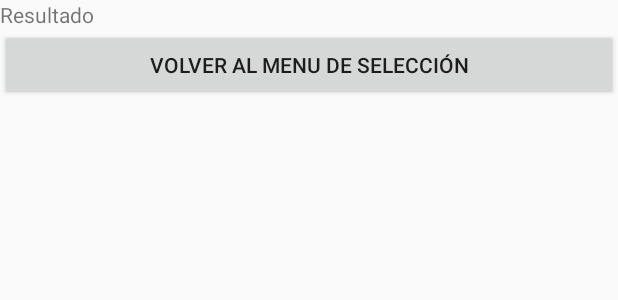
After one commit to cristoferss/GeoCalculadora, an Android app: the layout activity_resultados_triangulos.xml on its own in the app's theme, with its tools: preview values and no code run, on a phone screen of 412 x 824 dp. The commit adds this screen. Shown: the top 300 px of the screen. Run offline under Robolectric (Android 15) with nearby library versions, the phone set to English and light mode, and no system bars.

Commit message:
Se agregan formularios y traspaso de variables TriangulosResultado

```diff
--- a/app/src/main/res/layout/activity_cuadrado.xml
+++ b/app/src/main/res/layout/activity_cuadrado.xml
@@ -52,9 +52,11 @@
         android:layout_width="match_parent"
         android:layout_height="wrap_content"
         android:text="@string/TextViewResultado" />
+
     <Button
         android:id="@+id/btnVolver"
         android:layout_width="match_parent"
         android:layout_height="wrap_content"
         android:text="@string/ButtonVolver" />
+
 </LinearLayout>
--- /dev/null
+++ b/app/src/main/res/layout/activity_resultados_triangulos.xml
@@ -0,0 +1,25 @@
+<?xml version="1.0" encoding="utf-8"?>
+<LinearLayout
+    xmlns:android="http://schemas.android.com/apk/res/android"
+    xmlns:app="http://schemas.android.com/apk/res-auto"
+    xmlns:tools="http://schemas.android.com/tools"
+    android:layout_width="match_parent"
+    android:layout_height="match_parent"
+    android:orientation="vertical"
+    tools:context=".ResultadosTriangulos">
+
+
+
+    <TextView
+        android:id="@+id/textViewResultado"
+        android:layout_width="match_parent"
+        android:layout_height="wrap_content"
+        android:text="@string/TextViewResultado" />
+
+    <Button
+        android:id="@+id/btnVolver"
+        android:layout_width="match_parent"
+        android:layout_height="wrap_content"
+        android:text="@string/ButtonVolver" />
+
+</LinearLayout>
--- a/app/src/main/res/values/strings.xml
+++ b/app/src/main/res/values/strings.xml
@@ -5,6 +5,7 @@
     <string name="app_nameRectangulo">Rectangulo</string>
     <string name="app_nameRombo">Rombo</string>
     <string name="app_nameTriangulos">Triangulos</string>
+    <string name="app_nameResuTriangulos">Resultados Triangulos</string>
     <string name="app_nameSomos">Quienes Somos</string>
     <string name="TextView_Calculadora_Geometrica">Menu de selección de medidas</string>
     <string name="TextViewSelecccionTriangulos">Seleccione el tipo de medida</string>
@@ -23,7 +24,7 @@
     <string name="RadioButtonEscaleno">Escaleno</string>
     <string name="RadioButtonRombo">Rombo</string>
     <string name="RadioButtonSomos">Quienes Somos</string>
-    <string name="ButtonIrAseleccion">Ir a la selección</string>
+    <string name="ButtonIrAseleccion">Ingresar Datos</string>
     <string name="ButtonVolver">Volver al menu de selección</string>
     <string name="ButtonCalcular">Calcular</string>
     <string name="EditTextArea">Area</string>
```
Also changed, not shown: app/src/main/AndroidManifest.xml (+23 -20 lines), app/src/main/java/com/example/geocal/ResultadosTriangulos.java (added, +48 -0 lines), app/src/main/java/com/example/geocal/Triangulos.java (+28 -13 lines), app/src/main/res/layout/activity_triangulos.xml (+2 -7 lines).
